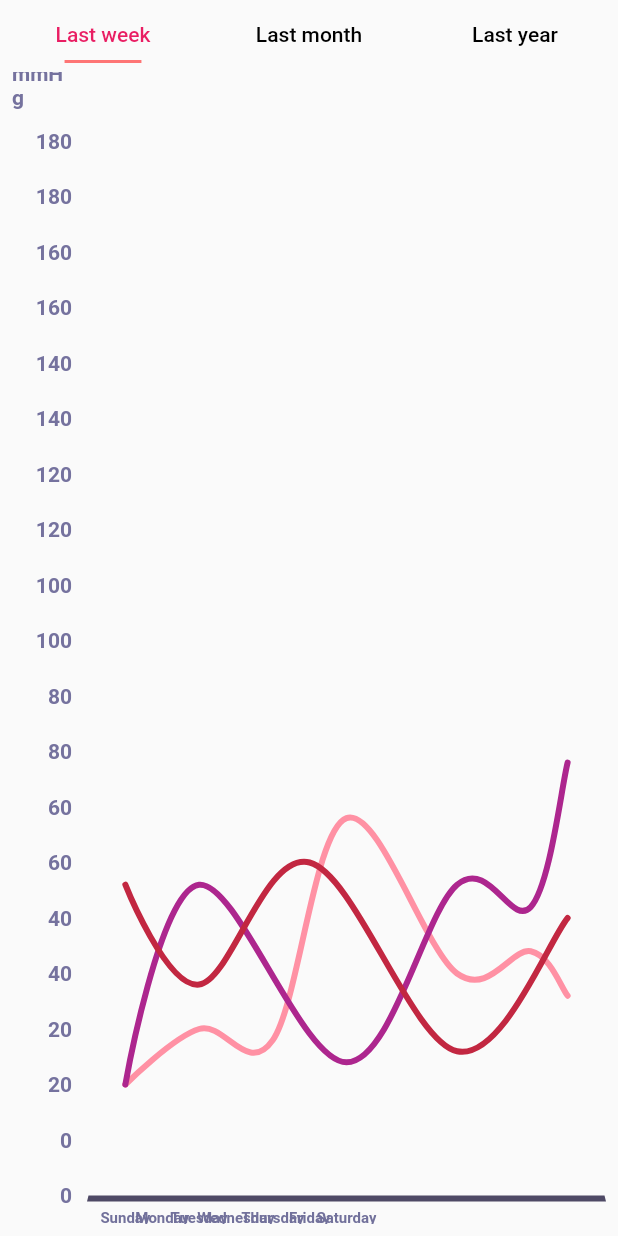
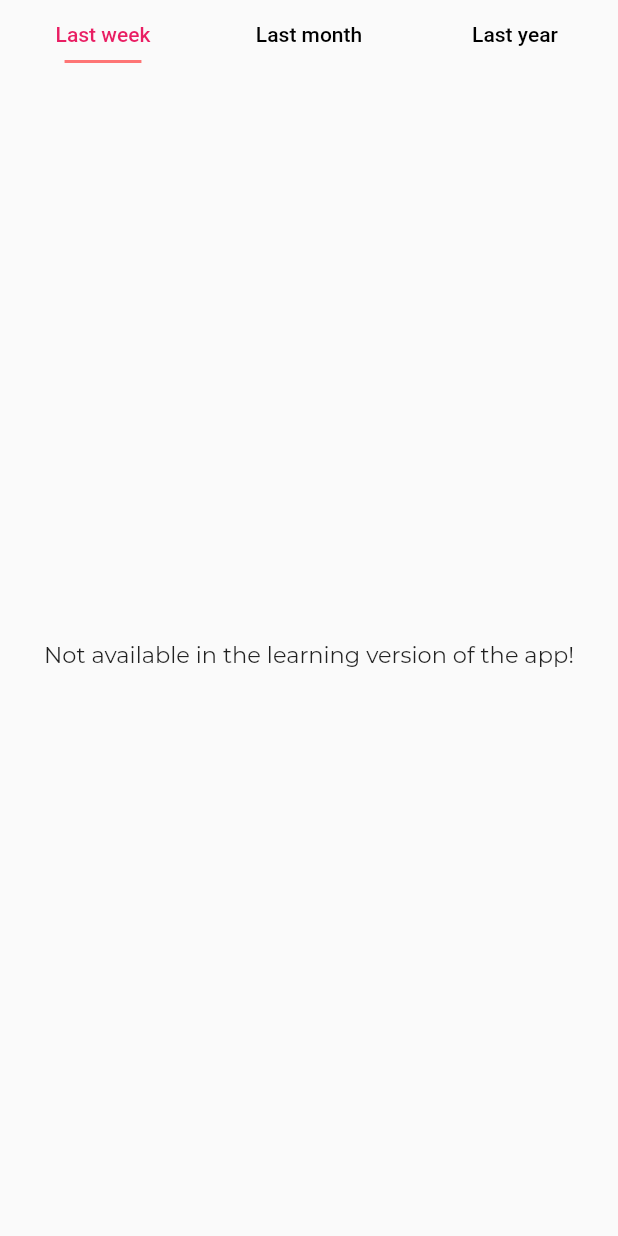
Before and after one commit to normalsteve28/flutter_research_app, a Flutter app: the ChartsTabBar screen opened directly, on a phone screen of 412 x 824 dp. Run offline on Flutter 3.47's test engine with Material 2 defaults, Android fonts, the phone set to English and light mode, and no system bars; drawn by our look-alikes of fl_chart; our stand-ins replace flutter_svg, rxdart, shared_preferences; accounts and stored records are empty.

Commit message:
"Learn" version of the app 1 (no charts, no sphyg)

```diff
--- /dev/null
+++ b/lib/UI/Login/demomode.dart
@@ -0,0 +1 @@
+bool demo = true;
--- a/lib/UI/Login/tabs/activity_assets/chart1.dart
+++ b/lib/UI/Login/tabs/activity_assets/chart1.dart
@@ -1,115 +1,37 @@
 import 'package:flutter/material.dart';
 import 'package:fl_chart/fl_chart.dart';
+import 'dart:async';
+import 'package:intl/intl.dart';
 
-LineChartData sampleData1() {
-  return LineChartData(
-    lineTouchData: LineTouchData(
-      touchTooltipData: LineTouchTooltipData(
-        tooltipBgColor: Colors.blueGrey.withOpacity(0.8),
-      ),
-      touchCallback: (LineTouchResponse touchResponse) {},
-      handleBuiltInTouches: true,
-    ),
-    gridData: FlGridData(
-      show: false,
-    ),
-    titlesData: FlTitlesData(
-      // Chart data titles
-      bottomTitles: SideTitles(
-        // x-axis titles
-        showTitles: true,
-        interval: 1,
-        reservedSize: 10,
-        getTextStyles: (value) => const TextStyle(
-          color: Color(0xff72719b),
-          fontWeight: FontWeight.bold,
-          fontSize: 10,
-        ),
-        margin: 5,
-        getTitles: (value) {
-          switch (value.toInt()) {
-            case 1:
-              return 'Sunday';
-            case 2:
-              return 'Monday';
-            case 3:
-              return 'Tuesday';
-            case 4:
-              return 'Wednesday';
-            case 5:
-              return 'Thursday';
-            case 6:
-              return 'Friday';
-            case 7:
-              return 'Saturday';
+class ChartsOne extends StatefulWidget {
+  @override
+  _ChartsOneState createState() => _ChartsOneState();
 }
-          return '';
-        },
-      ),
-      leftTitles: SideTitles(
-        //y-axis titles
-        showTitles: true,
-        getTextStyles: (value) => const TextStyle(
-          color: Color(0xff75729e),
-          fontWeight: FontWeight.bold,
-          fontSize: 14,
-        ),
-        getTitles: (value) {
-          switch (value.toInt()) {
-            case 0:
-              return '0';
-            case 1:
-              return '20';
-            case 2:
-              return '40';
-            case 3:
-              return '60';
-            case 4:
-              return '80';
-            case 5:
-              return '100';
-            case 6:
-              return '120';
-            case 7:
-              return '140';
-            case 8:
-              return '160';
-            case 9:
-              return '180';
-            case 10:
-              return 'mmHg';
+
+class _ChartsOneState extends State<ChartsOne> {
+  dynamic currentWD = DateTime.now().weekday;
+  dynamic fiveBeforeWD;
+  dynamic fourBeforeWD;
+  dynamic threeBeforeWD;
+  dynamic twoBeforeWD;
+  dynamic oneBeforeWD;
+
+  @override
+  void initState() {
+    super.initState();
+    Timer.periodic(Duration(seconds: 1), (Timer t) => _getTime());
   }
-          return '';
-        },
-        margin: 10,
-        reservedSize: 40,
-      ),
-    ),
-    borderData: FlBorderData(
-      //Chart border
-      show: true,
-      border: const Border(
-        bottom: BorderSide(
-          color: Color(0xff4e4965),
-          width: 4,
-        ),
-        left: BorderSide(
-          color: Colors.transparent,
-        ),
-        right: BorderSide(
-          color: Colors.transparent,
-        ),
-        top: BorderSide(
-          color: Colors.transparent,
-        ),
-      ),
-    ),
-    minX: 0,
-    maxX: 14,
-    maxY: 10,
-    minY: 0,
-    lineBarsData: linesBarData1(),
-  );
+
+  void _getTime() {
+    setState(() {
+      fiveBeforeWD = currentWD - 5;
+      fourBeforeWD = currentWD - 4;
+      threeBeforeWD = currentWD - 3;
+      twoBeforeWD = currentWD - 2;
+      oneBeforeWD = currentWD - 1;
+    });
+    print('c$currentWD');
+    print('$fiveBeforeWD');
   }
 
   List<LineChartBarData> linesBarData1() {
@@ -188,3 +110,123 @@ List<LineChartBarData> linesBarData1() {
       lineChartBarData3,
     ];
   }
+
+  LineChartData sampleData1() {
+    return LineChartData(
+      lineTouchData: LineTouchData(
+        touchTooltipData: LineTouchTooltipData(
+          tooltipBgColor: Colors.blueGrey.withOpacity(0.8),
+        ),
+        touchCallback: (LineTouchResponse touchResponse) {},
+        handleBuiltInTouches: true,
+      ),
+      gridData: FlGridData(
+        show: false,
+      ),
+      titlesData: FlTitlesData(
+        // Chart data titles
+        bottomTitles: SideTitles(
+          // x-axis titles
+          showTitles: true,
+          interval: 1,
+          reservedSize: 10,
+          getTextStyles: (value) => const TextStyle(
+            color: Color(0xff72719b),
+            fontWeight: FontWeight.bold,
+            fontSize: 10,
+          ),
+          margin: 5,
+          getTitles: (value) {
+            switch (value.toInt()) {
+              case 1:
+                return '$fiveBeforeWD';
+              case 3:
+                return '$currentWD';
+              case 5:
+                return '$currentWD';
+              case 7:
+                return 'WED';
+              case 9:
+                return 'THURS';
+              case 11:
+                return 'FRI';
+            }
+            return '';
+          },
+        ),
+        leftTitles: SideTitles(
+          //y-axis titles
+          showTitles: true,
+          getTextStyles: (value) => const TextStyle(
+            color: Color(0xff75729e),
+            fontWeight: FontWeight.bold,
+            fontSize: 14,
+          ),
+          getTitles: (value) {
+            switch (value.toInt()) {
+              case 0:
+                return '0';
+              case 1:
+                return '20';
+              case 2:
+                return '40';
+              case 3:
+                return '60';
+              case 4:
+                return '80';
+              case 5:
+                return '100';
+              case 6:
+                return '120';
+              case 7:
+                return '140';
+              case 8:
+                return '160';
+              case 9:
+                return '180';
+              case 10:
+                return 'mmHg';
+            }
+            return '';
+          },
+          margin: 10,
+          reservedSize: 40,
+        ),
+      ),
+      borderData: FlBorderData(
+        //Chart border
+        show: true,
+        border: const Border(
+          bottom: BorderSide(
+            color: Color(0xff4e4965),
+            width: 4,
+          ),
+          left: BorderSide(
+            color: Colors.transparent,
+          ),
+          right: BorderSide(
+            color: Colors.transparent,
+          ),
+          top: BorderSide(
+            color: Colors.transparent,
+          ),
+        ),
+      ),
+      minX: 0,
+      maxX: 14,
+      maxY: 10,
+      minY: 0,
+      lineBarsData: linesBarData1(),
+    );
+  }
+
+  @override
+  Widget build(BuildContext context) {
+    return Container(
+      child: LineChart(
+        sampleData1(),
+        swapAnimationDuration: const Duration(milliseconds: 250),
+      ),
+    );
+  }
+}
--- a/lib/UI/Login/tabs/activity_assets/charts_tabbar.dart
+++ b/lib/UI/Login/tabs/activity_assets/charts_tabbar.dart
@@ -7,6 +7,7 @@ import 'dart:convert';
 import 'chart1.dart';
 import 'chart2.dart';
 import 'chart3.dart';
+import '../../demomode.dart';
 
 class ChartsTabBar extends StatefulWidget {
   @override
@@ -55,25 +56,49 @@ class _ChartsTabBarState extends State<ChartsTabBar>
             children: [
               Padding(
                 padding: const EdgeInsets.all(8.0),
-                child: LineChart(
-                  //Line Chart data
-                  sampleData1(),
-                  swapAnimationDuration: const Duration(milliseconds: 250),
-                ),
+                child: demo
+                    ? Container(
+                        child: Center(
+                            child: Text(
+                        "Not available in the learning version of the app!",
+                        style:
+                            TextStyle(fontFamily: 'Montserrat', fontSize: 15),
+                      )))
+                    : Container(
+                        child: ChartsOne(),
+                      ),
               ),
               Padding(
                 padding: const EdgeInsets.all(8.0),
-                child: LineChart(
-                  sampleData2(),
-                  swapAnimationDuration: const Duration(milliseconds: 250),
-                ),
+                child: demo
+                    ? Container(
+                        child: Center(
+                            child: Text(
+                        "Not available in the learning version of the app!",
+                        style:
+                            TextStyle(fontFamily: 'Montserrat', fontSize: 15),
+                      )))
+                    : LineChart(
+                        sampleData2(),
+                        swapAnimationDuration:
+                            const Duration(milliseconds: 250),
+                      ),
               ),
               Padding(
                 padding: const EdgeInsets.all(8.0),
-                child: LineChart(
-                  sampleData3(),
-                  swapAnimationDuration: const Duration(milliseconds: 250),
-                ),
+                child: demo
+                    ? Container(
+                        child: Center(
+                            child: Text(
+                        "Not available in the learning version of the app!",
+                        style:
+                            TextStyle(fontFamily: 'Montserrat', fontSize: 15),
+                      )))
+                    : LineChart(
+                        sampleData3(),
+                        swapAnimationDuration:
+                            const Duration(milliseconds: 250),
+                      ),
               ),
             ],
           ),
--- a/lib/UI/Login/tabs/activity_assets/history_boxes.dart
+++ b/lib/UI/Login/tabs/activity_assets/history_boxes.dart
@@ -169,7 +169,8 @@ class _HistoryBoxesState extends State<HistoryBoxes> {
               items.isEmpty
                   ? Padding(
                       padding: const EdgeInsets.all(10.0),
-                      child: Text("You havent started measuring yet.",
+                      child: Text(
+                          "You havent started measuring yet.\n(Can add boxes for testing purposes)",
                           style: TextStyle(fontSize: 18)),
                     )
                   : Container(),
```
Lines whose indentation alone changed are shown as unchanged.
